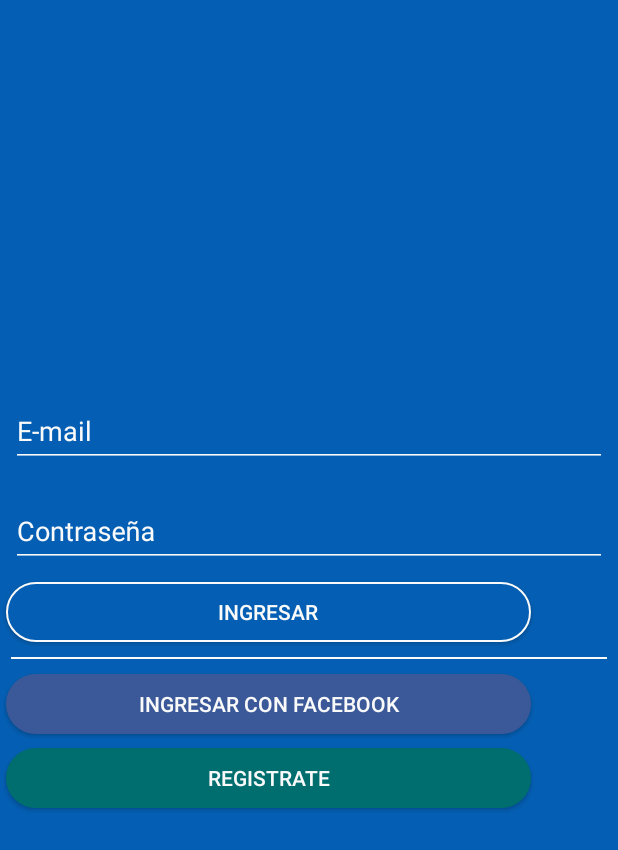
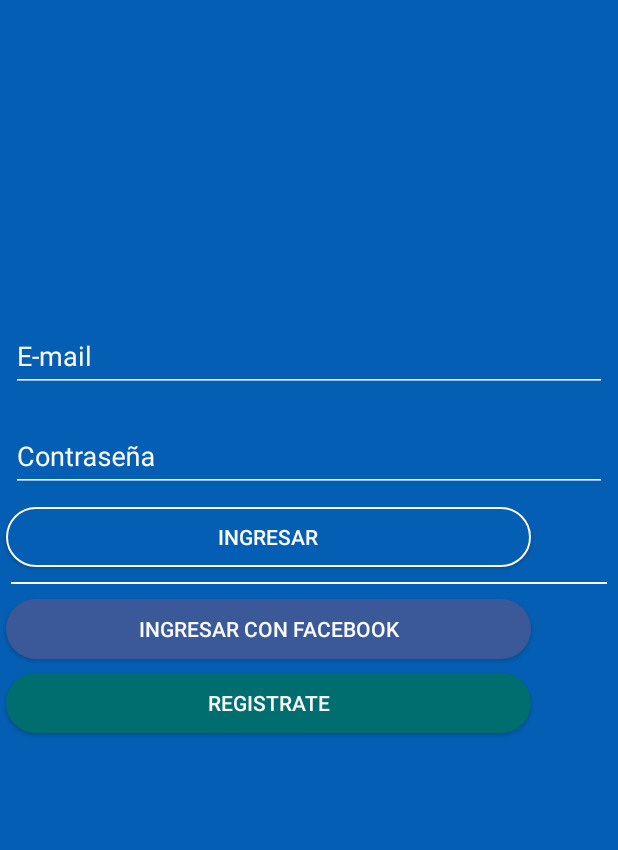
Before and after one commit to jpjordan10/CupOferta, an Android app: the screen it shows after launch (MainActivity), on a phone screen of 412 x 824 dp. Shown: the top 850 px of the screen. Run offline under Robolectric (Android 15) with nearby library versions, the phone set to English and light mode, and no system bars.

```diff
--- a/app/src/main/res/layout/activity_main.xml
+++ b/app/src/main/res/layout/activity_main.xml
@@ -9,7 +9,7 @@
     android:orientation="vertical"
     android:paddingLeft="2dp"
     android:paddingRight="2dp"
-    android:paddingTop="250dp"
+    android:paddingTop="200dp"
     tools:context=".MainActivity">
 
     <LinearLayout
```
Also changed, not shown: 1 other file.
